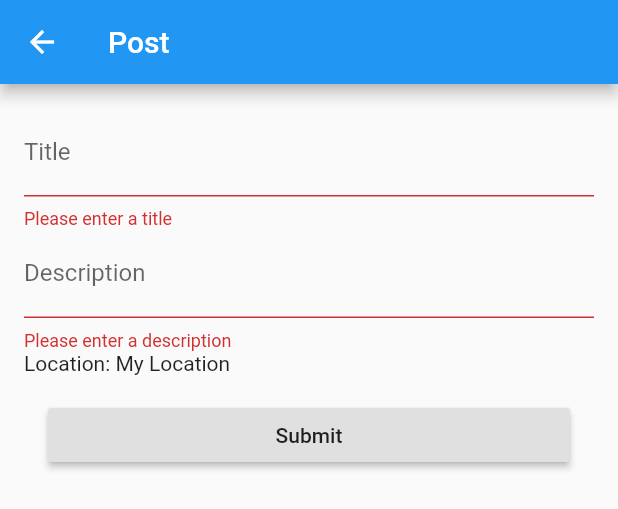
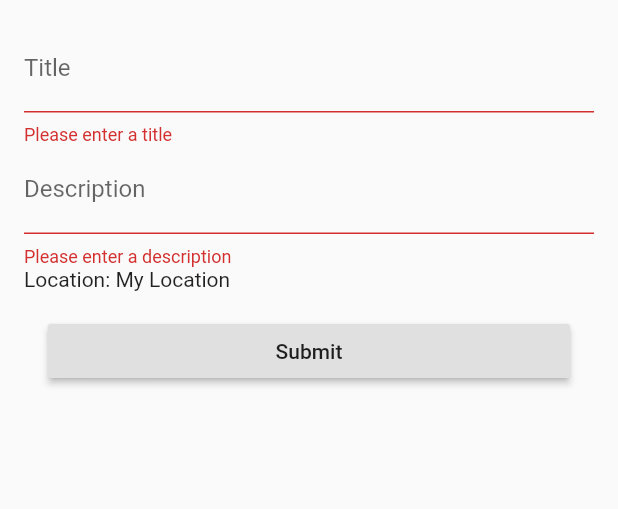
Before and after one commit to Vishvak365/FreeBeez-SwampHacks, a Flutter app: the PostPage widget shown alone on an empty page, opened directly, after a tap on "Submit", on a phone screen of 412 x 824 dp. Shown: the top 509 px of the screen. Run offline on Flutter 3.47's test engine with Material 2 defaults, Android fonts, the light colour scheme and no system bars; our stand-ins replace camera, cloud_firestore, geolocator, google_maps_flutter, rflutter_alert; accounts and stored records are empty.

Commit message:
Implemented Pop Up form

```diff
--- a/lib/home_widget.dart
+++ b/lib/home_widget.dart
@@ -23,7 +23,7 @@ class _HomeState extends State<HomePage> {
           IconButton(
             icon: Icon(Icons.filter),
             onPressed: () {
-              queryData(context);
+              dialogBox(context);
             },
           )
         ],
--- a/lib/postForm.dart
+++ b/lib/postForm.dart
@@ -1,7 +1,6 @@
 import 'package:cloud_firestore/cloud_firestore.dart';
 import 'package:flutter/material.dart';
 import 'package:geolocator/geolocator.dart';
-import 'package:google_maps_flutter/google_maps_flutter.dart';
 
 final db = Firestore.instance;
 
@@ -9,81 +8,6 @@ class PostPage extends StatefulWidget {
   @override
   State<StatefulWidget> createState() {
     return _PostPageState();
-  }
-}
-
-class _PostPageState extends State<PostPage> {
-  final GlobalKey<FormState> _formKey = new GlobalKey<FormState>();
-  final _post = PostForm();
-
-  @override
-  Widget build(BuildContext context) {
-    return Scaffold(
-        appBar: AppBar(title: Text('Post')), //creates the title
-        body: Container(
-            //describes the body of the post
-            padding: const EdgeInsets.symmetric(
-                vertical: 16.0,
-                horizontal: 16.0), //sets a padded border around form
-            child: Builder(
-                builder: (context) => Form(
-                      key: _formKey, //assigns the key to the generated key
-                      child: Column(
-                          //create a list-like form
-                          crossAxisAlignment: CrossAxisAlignment.stretch,
-                          children: [
-                            //create the fields of the form
-                            TextFormField(
-                                //defines a field
-                                decoration: InputDecoration(labelText: 'Title'),
-                                validator: (value) {
-                                  //if the user doesn't input a title, they get an error msg
-                                  if (value.isEmpty) {
-                                    return 'Please enter a title';
-                                  }
-                                },
-                                onSaved: (val) =>
-                                    setState(() => _post.title = val)),
-                            TextFormField(
-                                //defines a field
-                                decoration:
-                                    InputDecoration(labelText: 'Description'),
-                                validator: (value) {
-                                  //if the user doesn't input a title, they get an error msg
-                                  if (value.isEmpty) {
-                                    return 'Please enter a description';
-                                  }
-                                },
-                                onSaved: (val) =>
-                                    setState(() => _post.desc = val)),
-
-                            Text(
-                                'Location: My Location'), //to-do: put in dynamic location selection for user (currentl defaults to their phone's GPS coords)
-                            Container(
-                                padding: const EdgeInsets.symmetric(
-                                    vertical: 16.0, horizontal: 16.0),
-                                child: RaisedButton(
-                                    onPressed: () {
-                                      final form = _formKey.currentState;
-                                      if (form.validate()) {
-                                        form.save();
-                                        _post.getGPS().then(
-                                            (position) => _post.save(position));
-                                        /*
-                                            .then(_showDialog(context,
-                                                "Submission Succeeded"))
-                                            .catchError(_showDialog(
-                                                context, "Submssion Failed"));
-                                                */
-                                      }
-                                    },
-                                    child: Text('Submit')))
-                          ]),
-                    ))));
-  }
-
-  _showDialog(BuildContext context, String text) {
-    Scaffold.of(context).showSnackBar(SnackBar(content: Text(text)));
   }
 }
 
@@ -97,7 +21,6 @@ class PostForm {
   }
 
   Future<void> save(Position position) {
-
     GeoPoint coordinates = new GeoPoint(position.latitude, position.longitude);
     return db
         .collection("postings")
@@ -118,3 +41,66 @@ class Freebee {
         'coordinates': coordinates,
       };
 }
+
+class _PostPageState extends State<PostPage> {
+  final GlobalKey<FormState> _formKey = new GlobalKey<FormState>();
+  final _post = PostForm();
+
+  @override
+  Widget build(BuildContext context) {
+    return Container(
+      //describes the body of the post
+      padding: const EdgeInsets.symmetric(
+          vertical: 16.0, horizontal: 16.0), //sets a padded border around form
+      child: Builder(
+        builder: (context) => Form(
+          key: _formKey, //assigns the key to the generated key
+          child: Column(
+            //create a list-like form
+            crossAxisAlignment: CrossAxisAlignment.stretch,
+            children: [
+              //create the fields of the form
+              TextFormField(
+                  //defines a field
+                  decoration: InputDecoration(labelText: 'Title'),
+                  validator: (value) {
+                    //if the user doesn't input a title, they get an error msg
+                    if (value.isEmpty) {
+                      return 'Please enter a title';
+                    }
+                  },
+                  onSaved: (val) => setState(() => _post.title = val)),
+              TextFormField(
+                  //defines a field
+                  decoration: InputDecoration(labelText: 'Description'),
+                  validator: (value) {
+                    //if the user doesn't input a title, they get an error msg
+                    if (value.isEmpty) {
+                      return 'Please enter a description';
+                    }
+                  },
+                  onSaved: (val) => setState(() => _post.desc = val)),
+
+              Text(
+                  'Location: My Location'), //to-do: put in dynamic location selection for user (currentl defaults to their phone's GPS coords)
+              Container(
+                padding: const EdgeInsets.symmetric(
+                    vertical: 16.0, horizontal: 16.0),
+                child: RaisedButton(
+                  onPressed: () {
+                    final form = _formKey.currentState;
+                    if (form.validate()) {
+                      form.save();
+                      _post.getGPS().then((position) => _post.save(position));
+                    }
+                  },
+                  child: Text('Submit'),
+                ),
+              )
+            ],
+          ),
+        ),
+      ),
+    );
+  }
+}
```
Also changed, not shown: lib/pop_ups/newListing.dart (+19 -27 lines), 2 other files.
